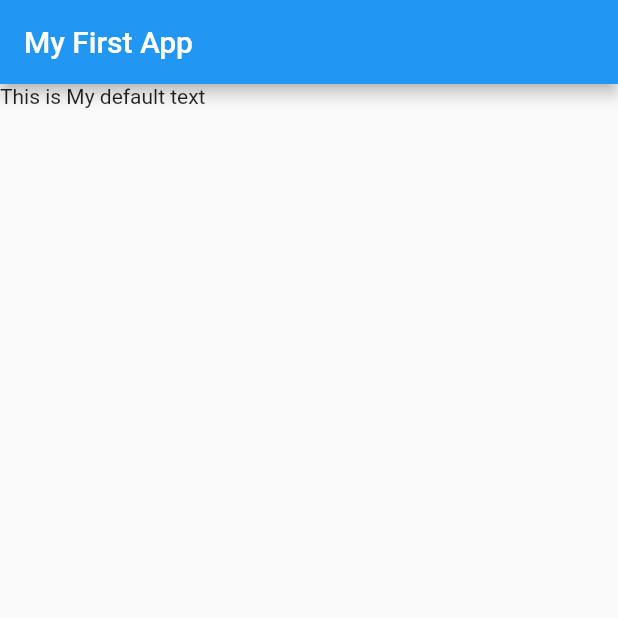
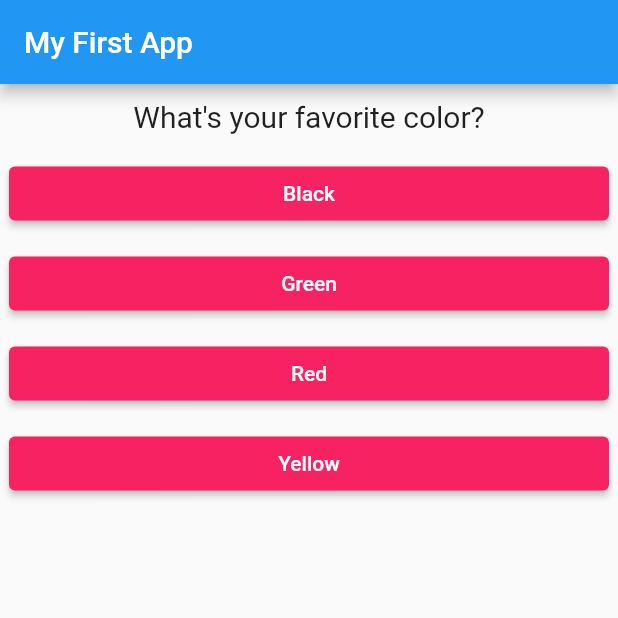
Before and after one commit to Kipkorir-Gideon/Learning_Flutter, a Flutter app: the screen it shows after launch, on a phone screen of 412 x 824 dp, the top half of it. Run offline on Flutter 3.47's test engine with Material 2 defaults, Android fonts, the phone set to English and light mode, and no system bars.

Commit message:
Learn state management and passing data between widgets.

```diff
--- /dev/null
+++ b/lib/answer.dart
@@ -0,0 +1,27 @@
+import 'package:flutter/material.dart';
+
+class Answer extends StatelessWidget {
+  final VoidCallback selectHandler;
+  final String answerText;
+
+  Answer(this.selectHandler, this.answerText);
+
+  @override
+  Widget build(BuildContext context) {
+    return Container(
+      margin: EdgeInsets.all(6),
+      width: double.infinity,
+      child: ElevatedButton(
+        style: ButtonStyle(
+          backgroundColor:
+              MaterialStatePropertyAll<Color>(Color.fromARGB(255, 247, 34, 98)),
+        ),
+        child: Text(
+          answerText,
+          style: TextStyle(color: Colors.white),
+        ),
+        onPressed: selectHandler,
+      ),
+    );
+  }
+}
--- a/lib/main.dart
+++ b/lib/main.dart
@@ -1,17 +1,60 @@
 import 'package:flutter/material.dart';
+
+import './question.dart';
+import './answer.dart';
 
 void main() {
   runApp(MyApp());
 }
 
-class MyApp extends StatelessWidget {
+class MyApp extends StatefulWidget {
+  @override
+  State<StatefulWidget> createState() {
+    // TODO: implement createState
+    return _MyAppState();
+  }
+}
+
+class _MyAppState extends State<MyApp> {
+  var _questionIndex = 0;
+
+  void _answerQuestion() {
+    setState(() {
+      _questionIndex = _questionIndex + 1;
+    });
+  }
+
+  @override
   Widget build(BuildContext context) {
+    const questions = [
+      {
+        'questionText': 'What\'s your favorite color?',
+        'answers': ['Black', 'Green', 'Red', 'Yellow']
+      },
+      {
+        'questionText': 'What\'s your favorite animal?',
+        'answers': ['Lion', 'Beer', 'Cheetah', 'Elephant']
+      },
+      {
+        'questionText': 'Who\'s your favorite instructor?',
+        'answers': ['Max', 'Brad', 'Yu', 'Mosh']
+      },
+    ];
     return MaterialApp(
       home: Scaffold(
         appBar: AppBar(
           title: Text('My First App'),
         ),
-        body: Text('This is My default text'),
+        body: Column(
+          children: [
+            Question(
+              questions[_questionIndex]['questionText'] as String,
+            ),
+            ...(questions[_questionIndex]['answers'] as List<String>).map((answer) {
+              return Answer(_answerQuestion, answer);
+            }).toList()
+          ],
+        ),
       ),
     );
   }
--- /dev/null
+++ b/lib/question.dart
@@ -0,0 +1,20 @@
+import 'package:flutter/material.dart';
+
+class Question extends StatelessWidget {
+  final String questionText;
+
+  Question(this.questionText);
+
+  @override
+  Widget build(BuildContext context) {
+    return Container(
+      width: double.infinity,
+      margin: EdgeInsets.all(10),
+      child: Text(
+        questionText,
+        style: TextStyle(fontSize: 20),
+        textAlign: TextAlign.center,
+      ),
+    );
+  }
+}
```
